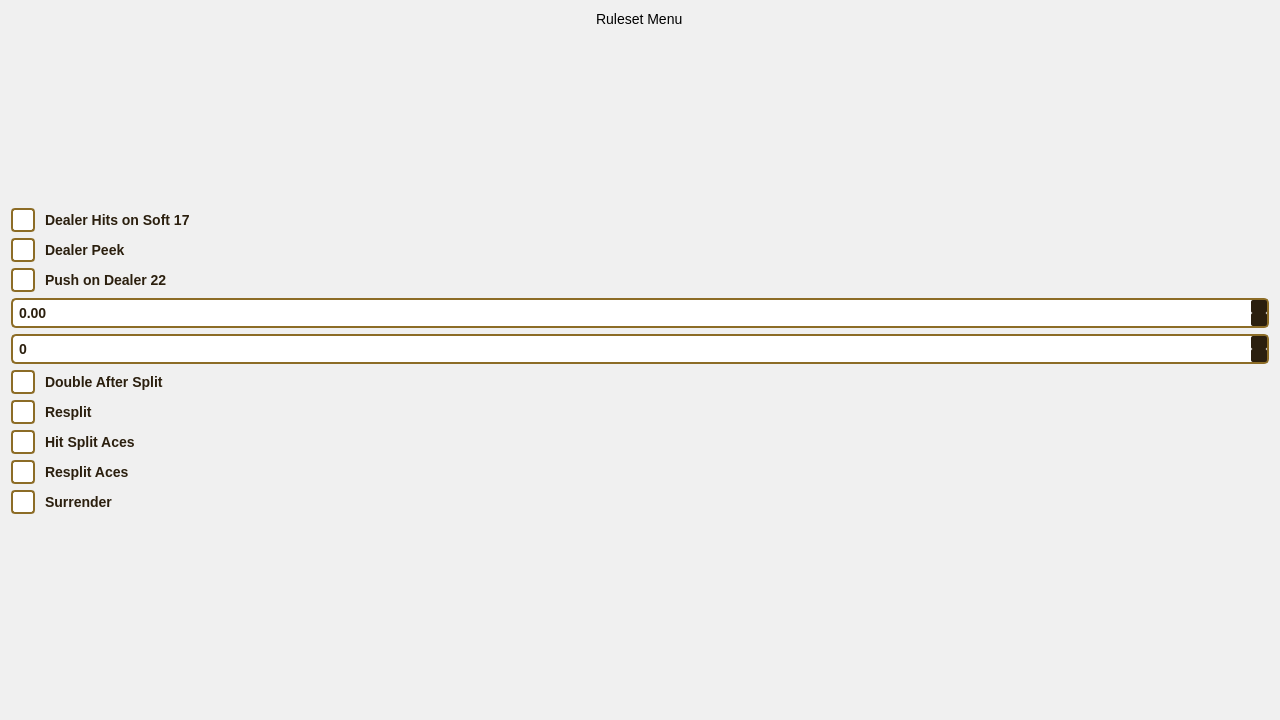
This is ruleset_widget.ui in owenharvey78/blackjack-learning-game as Qt 5 draws it before an edit. The edited form follows.
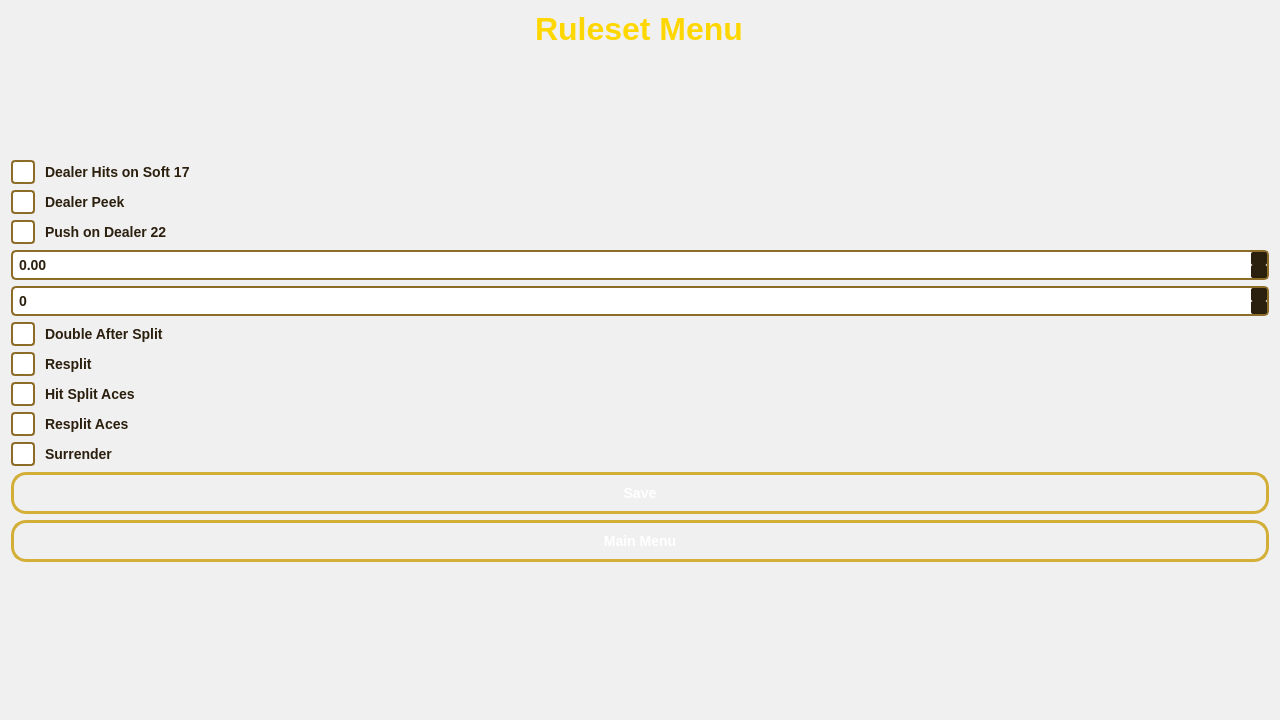
This is the edited form. Icons and pictures are not drawn.

The edit to the form file:
```diff
--- a/ruleset_widget.ui
+++ b/ruleset_widget.ui
@@ -134,6 +134,14 @@
   <layout class="QVBoxLayout" name="verticalLayout_2">
    <item alignment="Qt::AlignmentFlag::AlignHCenter">
     <widget class="QLabel" name="label">
+     <property name="styleSheet">
+      <string notr="true">QLabel {
+	color: #ffd700;
+	font-family: 'Georgia';
+	font-size: 32px;
+	font-weight: bold;
+}</string>
+     </property>
      <property name="text">
       <string>Ruleset Menu</string>
      </property>
@@ -176,10 +184,18 @@
       </widget>
      </item>
      <item>
-      <widget class="QDoubleSpinBox" name="blackJackPayout"/>
+      <widget class="QDoubleSpinBox" name="blackJackPayout">
+       <property name="maximum">
+        <double>3.000000000000000</double>
+       </property>
+      </widget>
      </item>
      <item>
-      <widget class="QSpinBox" name="numDecks"/>
+      <widget class="QSpinBox" name="numDecks">
+       <property name="maximum">
+        <number>10</number>
+       </property>
+      </widget>
      </item>
      <item>
       <widget class="QCheckBox" name="checkBox_4">
@@ -219,7 +235,34 @@
     </layout>
    </item>
    <item>
-    <spacer name="horizontalSpacer">
+    <widget class="QPushButton" name="saveButton">
+     <property name="text">
+      <string>Save</string>
+     </property>
+    </widget>
+   </item>
+   <item>
+    <widget class="QPushButton" name="menuButton">
+     <property name="text">
+      <string>Main Menu</string>
+     </property>
+    </widget>
+   </item>
+   <item>
+    <spacer name="horizontalSpacer_3">
+     <property name="orientation">
+      <enum>Qt::Orientation::Horizontal</enum>
+     </property>
+     <property name="sizeHint" stdset="0">
+      <size>
+       <width>40</width>
+       <height>20</height>
+      </size>
+     </property>
+    </spacer>
+   </item>
+   <item>
+    <spacer name="horizontalSpacer_4">
      <property name="orientation">
       <enum>Qt::Orientation::Horizontal</enum>
      </property>
```
Left out of the diff: 2 changed lines with no effect on the pictures.
